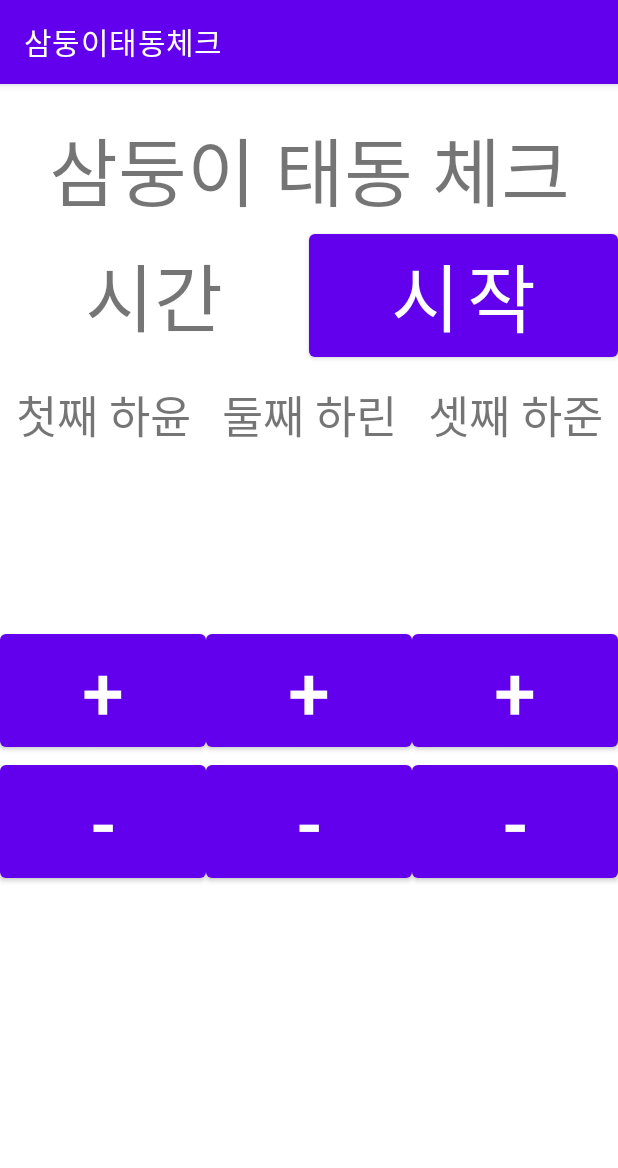
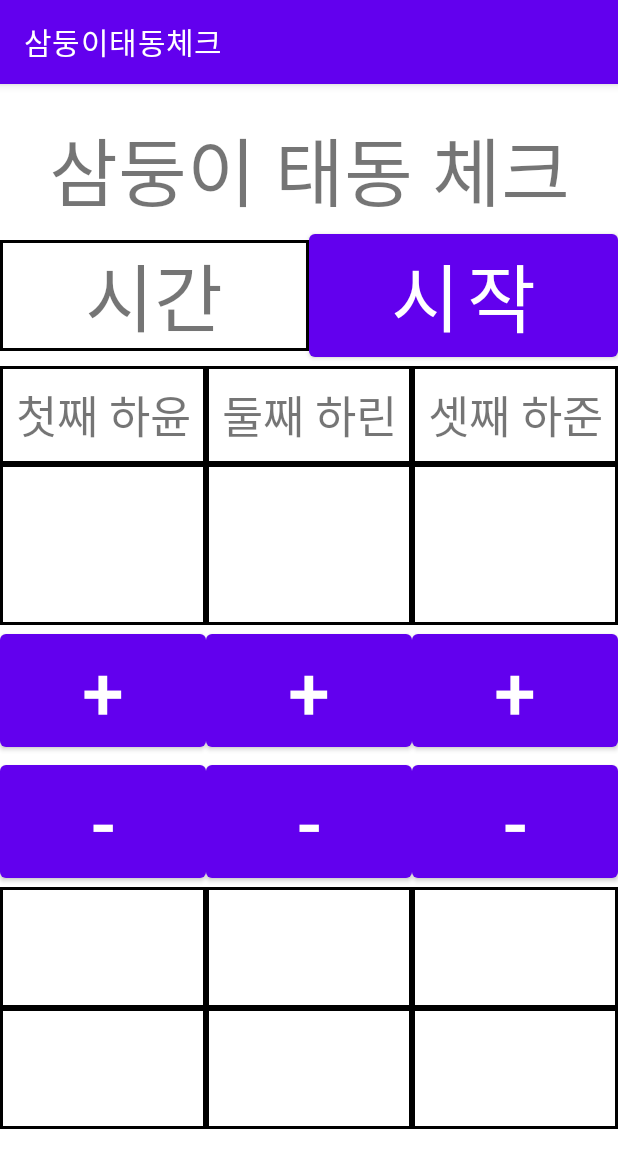
Before and after one commit to whsMCU/tripletschecker, an Android app: the screen it shows after launch (MainActivity), on a phone screen of 412 x 824 dp. Shown: the top 1168 px of the screen. Run offline under Robolectric (Android 15) with nearby library versions, the phone set to English and light mode, and no system bars.

Commit message:
텍스튜뷰 태두리 추가

```diff
--- /dev/null
+++ b/app/src/main/res/drawable/edge.xml
@@ -0,0 +1,7 @@
+<?xml version="1.0" encoding="utf-8"?>
+<shape xmlns:android="http://schemas.android.com/apk/res/android">
+    <solid android:color="#ffffff" />
+    <stroke
+        android:width="2sp"
+        android:color="#000000" />
+</shape>
--- a/app/src/main/res/layout/activity_main.xml
+++ b/app/src/main/res/layout/activity_main.xml
@@ -34,6 +34,7 @@
             android:layout_width="match_parent"
             android:layout_height="wrap_content"
             android:gravity="center_horizontal"
+            android:background="@drawable/edge"
             android:layout_weight="1"
             android:text="시간"
             android:textSize="50dp" />
@@ -63,6 +64,7 @@
             android:layout_width="wrap_content"
             android:layout_height="wrap_content"
             android:layout_weight="1"
+            android:background="@drawable/edge"
             android:gravity="center_horizontal"
             android:paddingTop="10dp"
             android:paddingBottom="10dp"
@@ -74,6 +76,7 @@
             android:layout_width="wrap_content"
             android:layout_height="wrap_content"
             android:layout_weight="1"
+            android:background="@drawable/edge"
             android:gravity="center_horizontal"
             android:paddingTop="10dp"
             android:paddingBottom="10dp"
@@ -85,6 +88,7 @@
             android:layout_width="wrap_content"
             android:layout_height="wrap_content"
             android:layout_weight="1"
+            android:background="@drawable/edge"
             android:gravity="center_horizontal"
             android:paddingTop="10dp"
             android:paddingBottom="10dp"
@@ -106,6 +110,7 @@
             android:layout_width="match_parent"
             android:layout_height="wrap_content"
             android:layout_weight="1"
+            android:background="@drawable/edge"
             android:gravity="center_horizontal"
             android:paddingTop="20dp"
             android:paddingBottom="20dp"
@@ -116,6 +121,7 @@
             android:layout_width="match_parent"
             android:layout_height="wrap_content"
             android:gravity="center_horizontal"
+            android:background="@drawable/edge"
             android:layout_weight="1"
             android:paddingTop="20dp"
             android:paddingBottom="20dp"
@@ -126,6 +132,7 @@
             android:layout_width="match_parent"
             android:layout_height="wrap_content"
             android:gravity="center_horizontal"
+            android:background="@drawable/edge"
             android:layout_weight="1"
             android:paddingTop="20dp"
             android:paddingBottom="20dp"
@@ -214,6 +221,7 @@
             android:layout_width="match_parent"
             android:layout_height="wrap_content"
             android:layout_weight="1"
+            android:background="@drawable/edge"
             android:gravity="center_horizontal"
             android:paddingTop="20dp"
             android:paddingBottom="20dp"
@@ -224,6 +232,7 @@
             android:layout_width="match_parent"
             android:layout_height="wrap_content"
             android:layout_weight="1"
+            android:background="@drawable/edge"
             android:gravity="center_horizontal"
             android:paddingTop="20dp"
             android:paddingBottom="20dp"
@@ -234,6 +243,7 @@
             android:layout_width="match_parent"
             android:layout_height="wrap_content"
             android:layout_weight="1"
+            android:background="@drawable/edge"
             android:gravity="center_horizontal"
             android:paddingTop="20dp"
             android:paddingBottom="20dp"
@@ -254,6 +264,7 @@
             android:layout_width="match_parent"
             android:layout_height="wrap_content"
             android:layout_weight="1"
+            android:background="@drawable/edge"
             android:gravity="center_horizontal"
             android:paddingTop="20dp"
             android:paddingBottom="20dp"
@@ -264,6 +275,7 @@
             android:layout_width="match_parent"
             android:layout_height="wrap_content"
             android:layout_weight="1"
+            android:background="@drawable/edge"
             android:gravity="center_horizontal"
             android:paddingTop="20dp"
             android:paddingBottom="20dp"
@@ -274,6 +286,7 @@
             android:layout_width="match_parent"
             android:layout_height="wrap_content"
             android:layout_weight="1"
+            android:background="@drawable/edge"
             android:gravity="center_horizontal"
             android:paddingTop="20dp"
             android:paddingBottom="20dp"
```
